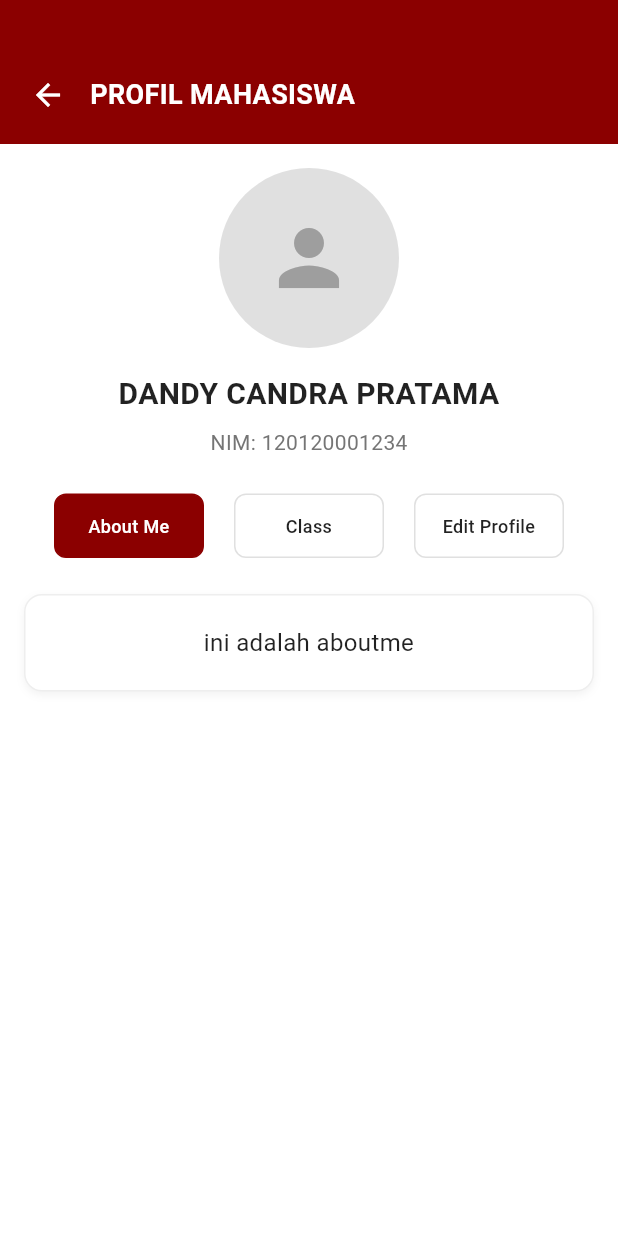
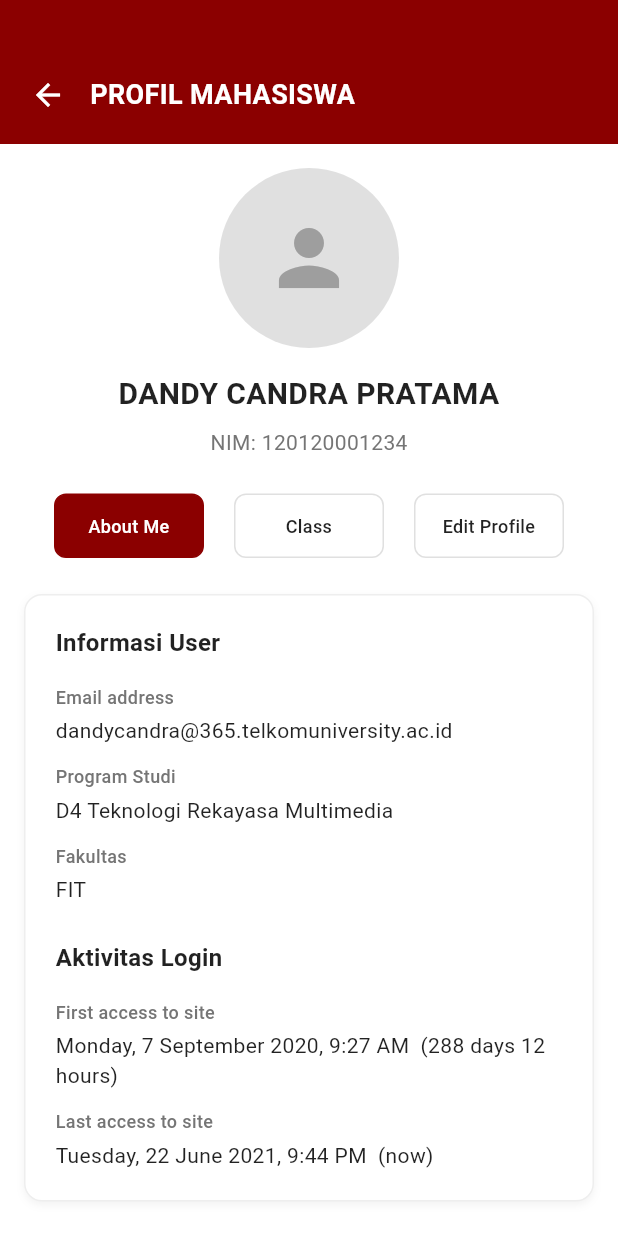
Before and after one commit to Yayukk/lms-app, a Flutter app: the ProfileScreen screen opened directly, on a phone screen of 412 x 824 dp. Run offline on Flutter 3.47's test engine with Material 3 defaults, Android fonts, the phone set to English and light mode, and no system bars.

Commit message:
menambahkan conten aboutme

```diff
--- a/lib/profile_screen.dart
+++ b/lib/profile_screen.dart
@@ -157,14 +157,77 @@ class _ProfileScreenState extends State<ProfileScreen> {
   Widget _buildDynamicContent() {
     switch (_selectedIndex) {
       case 0:
-        return _buildContentCard('ini adalah aboutme');
+        return _buildAboutMeContent();
       case 1:
         return _buildContentCard('ini adalah class');
       case 2:
         return _buildContentCard('ini edit profile');
       default:
-        return _buildContentCard('ini adalah aboutme');
+        return _buildAboutMeContent();
     }
+  }
+
+  Widget _buildAboutMeContent() {
+    return Container(
+      width: double.infinity,
+      padding: const EdgeInsets.all(20),
+      decoration: BoxDecoration(
+        color: Colors.white,
+        borderRadius: BorderRadius.circular(12),
+        border: Border.all(color: Colors.grey[200]!),
+        boxShadow: [
+          BoxShadow(
+            color: Colors.black.withOpacity(0.05),
+            blurRadius: 4,
+            offset: const Offset(0, 2),
+          ),
+        ],
+      ),
+      child: Column(
+        crossAxisAlignment: CrossAxisAlignment.start,
+        children: [
+          const Text(
+            'Informasi User',
+            style: TextStyle(
+              fontSize: 16,
+              fontWeight: FontWeight.bold,
+              color: Colors.black87,
+            ),
+          ),
+          const SizedBox(height: 16),
+
+          _buildInfoRow(
+            'Email address',
+            'dandycandra@365.telkomuniversity.ac.id',
+          ),
+          const SizedBox(height: 12),
+          _buildInfoRow('Program Studi', 'D4 Teknologi Rekayasa Multimedia'),
+          const SizedBox(height: 12),
+          _buildInfoRow('Fakultas', 'FIT'),
+          const SizedBox(height: 24),
+
+          const Text(
+            'Aktivitas Login',
+            style: TextStyle(
+              fontSize: 16,
+              fontWeight: FontWeight.bold,
+              color: Colors.black87,
+            ),
+          ),
+          const SizedBox(height: 16),
+
+          _buildInfoRow(
+            'First access to site',
+            'Monday, 7 September 2020, 9:27 AM  (288 days 12 hours)',
+          ),
+          const SizedBox(height: 12),
+          _buildInfoRow(
+            'Last access to site',
+            'Tuesday, 22 June 2021, 9:44 PM  (now)',
+          ),
+        ],
+      ),
+    );
   }
 
   Widget _buildContentCard(String content) {
@@ -190,4 +253,25 @@ class _ProfileScreenState extends State<ProfileScreen> {
       ),
     );
   }
+
+  Widget _buildInfoRow(String label, String value) {
+    return Column(
+      crossAxisAlignment: CrossAxisAlignment.start,
+      children: [
+        Text(
+          label,
+          style: TextStyle(
+            fontSize: 12,
+            color: Colors.grey[600],
+            fontWeight: FontWeight.w500,
+          ),
+        ),
+        const SizedBox(height: 4),
+        Text(
+          value,
+          style: const TextStyle(fontSize: 14, color: Colors.black87),
+        ),
+      ],
+    );
+  }
 }
```
